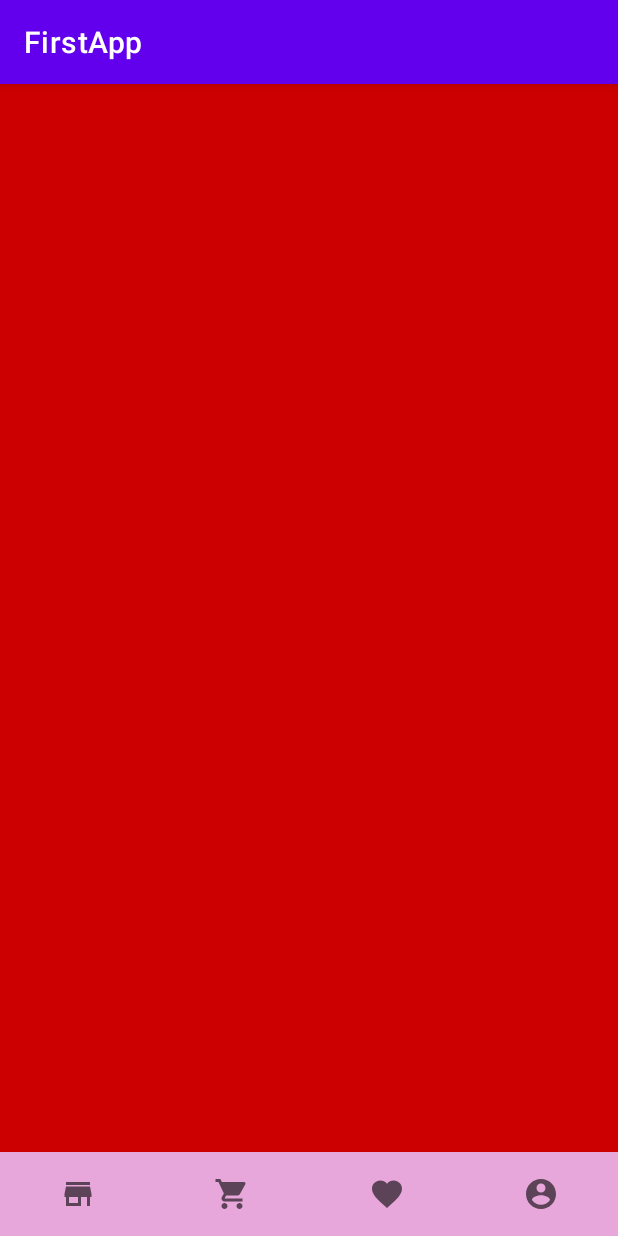
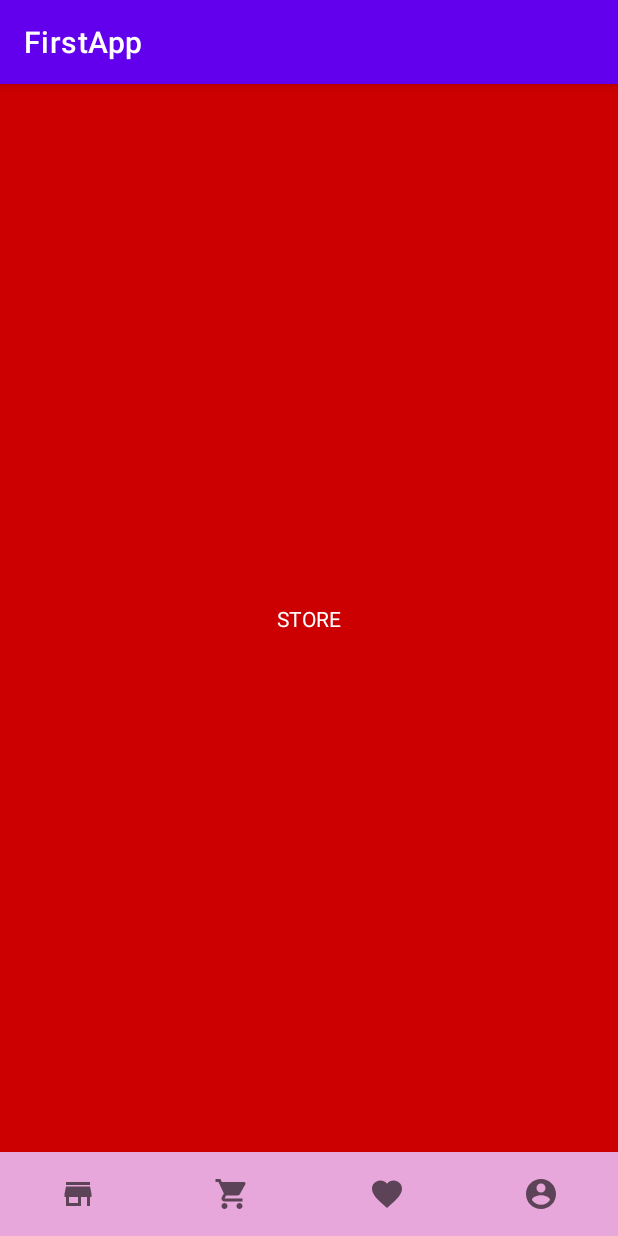
Before and after one commit to Elina-Kadyrova/ITIS_2021_Android, an Android app: the screen it shows after launch (MainActivity), on a phone screen of 412 x 824 dp. Run offline under Robolectric (Android 15) with nearby library versions, the phone set to English and light mode, and no system bars.

Commit message:
Fragments and backstack added.

```diff
--- a/app/src/main/java/com/itis/firstapp/FavoritesFragment.kt
+++ b/app/src/main/java/com/itis/firstapp/FavoritesFragment.kt
@@ -13,7 +13,6 @@ class FavoritesFragment: Fragment(R.layout.fragment_favorites) {
         inflater: LayoutInflater, container: ViewGroup?,
         savedInstanceState: Bundle?
     ): View? {
-        // Inflate the layout for this fragment
         return inflater.inflate(R.layout.fragment_favorites, container, false)
     }
 }
--- a/app/src/main/java/com/itis/firstapp/MainActivity.kt
+++ b/app/src/main/java/com/itis/firstapp/MainActivity.kt
@@ -5,25 +5,27 @@ import android.os.Bundle
 import androidx.fragment.app.Fragment
 import com.itis.firstapp.databinding.ActivityMainBinding
 
-class MainActivity : AppCompatActivity() {
+private const val TAG_STORE = "TAG_STORE"
+private const val TAG_CART = "TAG_CART"
+private const val TAG_ACCOUNT = "TAG_ACCOUNT"
+private const val TAG_FAVORITES = "TAG_FAVORITES"
 
-    private var binding: ActivityMainBinding? = null
+class MainActivity : AppCompatActivity(R.layout.activity_main) {
+
+    private lateinit var binding: ActivityMainBinding
 
     override fun onCreate(savedInstanceState: Bundle?) {
         super.onCreate(savedInstanceState)
-        setContentView(R.layout.activity_main)
+        binding = ActivityMainBinding.inflate(layoutInflater).also {
+            setContentView(it.root)
+        }
 
         supportFragmentManager.beginTransaction()
-            .add(R.id.fragment_container, StoreFragment())
-            .add(R.id.fragment_container, CartFragment())
-            .add(R.id.fragment_container, FavoritesFragment())
-            .add(R.id.fragment_container, AccountFragment())
-            .setCustomAnimations(R.animator.slide_in_left, R.animator.slide_in_right)
+            .add(R.id.fragment_container, StoreFragment(), TAG_STORE)
+            .setCustomAnimations(R.animator.enter_from_right, R.animator.exit_to_left, R.animator.enter_from_left, R.animator.exit_to_right)
             .commit()
 
-        supportFragmentManager.popBackStack() //вернемся на 1 шаг назад
-
-        binding?.run{
+        with(binding){
 
             ibStore.setOnClickListener{
                 replaceFragment(StoreFragment())
@@ -44,11 +46,8 @@ class MainActivity : AppCompatActivity() {
     private fun replaceFragment(fragment : Fragment){
         supportFragmentManager.beginTransaction()
             .replace(R.id.fragment_container, fragment)
+            .setCustomAnimations(R.animator.enter_from_right, R.animator.exit_to_left, R.animator.enter_from_left, R.animator.exit_to_right)
+            .addToBackStack(null)
             .commit()
     }
-
-    override fun onBackPressed() {
-        super.onBackPressed()
-        finish()
-    }
 }
--- /dev/null
+++ b/app/src/main/res/animator/enter_from_left.xml
@@ -0,0 +1,8 @@
+<?xml version="1.0" encoding="utf-8"?>
+<set xmlns:android="http://schemas.android.com/apk/res/android"
+    android:shareInterpolator="false">
+    <translate
+        android:fromXDelta="-100%p" android:toXDelta="0%"
+        android:fromYDelta="0%" android:toYDelta="0%"
+        android:duration="@android:integer/config_mediumAnimTime"/>
+</set>
--- /dev/null
+++ b/app/src/main/res/animator/enter_from_right.xml
@@ -0,0 +1,8 @@
+<?xml version="1.0" encoding="utf-8"?>
+<set xmlns:android="http://schemas.android.com/apk/res/android"
+    android:shareInterpolator="false">
+    <translate
+        android:fromXDelta="100%p" android:toXDelta="0%"
+        android:fromYDelta="0%" android:toYDelta="0%"
+        android:duration="@android:integer/config_mediumAnimTime" />
+</set>
--- /dev/null
+++ b/app/src/main/res/animator/exit_to_left.xml
@@ -0,0 +1,8 @@
+<?xml version="1.0" encoding="utf-8"?>
+<set xmlns:android="http://schemas.android.com/apk/res/android"
+    android:shareInterpolator="false">
+    <translate
+        android:fromXDelta="0%" android:toXDelta="-100%p"
+        android:fromYDelta="0%" android:toYDelta="0%"
+        android:duration="@android:integer/config_mediumAnimTime"/>
+</set>
--- /dev/null
+++ b/app/src/main/res/animator/exit_to_right.xml
@@ -0,0 +1,8 @@
+<?xml version="1.0" encoding="utf-8"?>
+<set xmlns:android="http://schemas.android.com/apk/res/android"
+    android:shareInterpolator="false">
+    <translate
+        android:fromXDelta="0%" android:toXDelta="100%p"
+        android:fromYDelta="0%" android:toYDelta="0%"
+        android:duration="@android:integer/config_mediumAnimTime" />
+</set>
--- a/app/src/main/res/layout/activity_main.xml
+++ b/app/src/main/res/layout/activity_main.xml
@@ -3,6 +3,7 @@
     xmlns:android="http://schemas.android.com/apk/res/android"
     xmlns:app="http://schemas.android.com/apk/res-auto"
     xmlns:tools="http://schemas.android.com/tools"
+    tools:context=".MainActivity"
     android:layout_width="match_parent"
     android:layout_height="match_parent"
     android:background="@color/pink_200">
@@ -12,37 +13,7 @@
         android:layout_width="match_parent"
         android:layout_height="match_parent"
         android:layout_marginBottom="56dp"
-        android:orientation="vertical"
-        tools:context=".MainActivity"/>
-
-    <FrameLayout
-        android:id="@+id/store"
-        android:layout_width="match_parent"
-        android:layout_height="match_parent"
-        android:layout_marginBottom="56dp"
-        android:background="@android:color/holo_red_dark"
-        app:layout_constraintTop_toTopOf="parent" />
-
-    <FrameLayout
-        android:id="@+id/cart"
-        android:layout_width="match_parent"
-        android:layout_height="match_parent"
-        android:layout_marginBottom="56dp"
-        tools:background="@android:color/holo_green_dark" />
-
-    <FrameLayout
-        android:id="@+id/favorites"
-        android:layout_width="match_parent"
-        android:layout_height="match_parent"
-        android:layout_marginBottom="56dp"
-        tools:background="@android:color/holo_blue_dark" />
-
-    <FrameLayout
-        android:id="@+id/account"
-        android:layout_width="match_parent"
-        android:layout_height="match_parent"
-        android:layout_marginBottom="56dp"
-        tools:background="@android:color/holo_orange_dark" />
+        android:orientation="vertical" />
 
     <ImageButton
         android:id="@+id/ib_store"
--- a/app/src/main/res/layout/fragment_account.xml
+++ b/app/src/main/res/layout/fragment_account.xml
@@ -3,9 +3,12 @@
     xmlns:app="http://schemas.android.com/apk/res-auto"
     android:layout_width="match_parent"
     android:layout_height="match_parent"
+    xmlns:tools="http://schemas.android.com/tools"
+    tools:context=".AccountFragment"
     android:background="@android:color/holo_orange_dark">
 
     <TextView
+        android:id="@+id/fragment_account"
         android:layout_width="wrap_content"
         android:layout_height="wrap_content"
         android:text="ACCOUNT"
--- a/app/src/main/res/layout/fragment_cart.xml
+++ b/app/src/main/res/layout/fragment_cart.xml
@@ -3,9 +3,12 @@
     xmlns:app="http://schemas.android.com/apk/res-auto"
     android:layout_width="match_parent"
     android:layout_height="match_parent"
+    xmlns:tools="http://schemas.android.com/tools"
+    tools:context=".CartFragment"
     android:background="@android:color/holo_green_dark">
 
     <TextView
+        android:id="@+id/fragment_cart"
         android:layout_width="wrap_content"
         android:layout_height="wrap_content"
         android:text="CART"
--- a/app/src/main/res/layout/fragment_favorites.xml
+++ b/app/src/main/res/layout/fragment_favorites.xml
@@ -1,11 +1,15 @@
 <?xml version="1.0" encoding="utf-8"?>
-<androidx.constraintlayout.widget.ConstraintLayout xmlns:android="http://schemas.android.com/apk/res/android"
+<androidx.constraintlayout.widget.ConstraintLayout
+    xmlns:android="http://schemas.android.com/apk/res/android"
     xmlns:app="http://schemas.android.com/apk/res-auto"
     android:layout_width="match_parent"
     android:layout_height="match_parent"
+    xmlns:tools="http://schemas.android.com/tools"
+    tools:context=".FavoritesFragment"
     android:background="@android:color/holo_blue_dark">
 
     <TextView
+        android:id="@+id/fragment_favorites"
         android:layout_width="wrap_content"
         android:layout_height="wrap_content"
         android:text="FAVORITES"
--- a/app/src/main/res/layout/fragment_store.xml
+++ b/app/src/main/res/layout/fragment_store.xml
@@ -4,9 +4,12 @@
     xmlns:app="http://schemas.android.com/apk/res-auto"
     android:layout_width="match_parent"
     android:layout_height="match_parent"
+    xmlns:tools="http://schemas.android.com/tools"
+    tools:context=".StoreFragment"
     android:background="@android:color/holo_red_dark">
 
     <TextView
+        android:id="@+id/fragment_store"
         android:layout_width="wrap_content"
         android:layout_height="wrap_content"
         android:text="STORE"
```
Also changed, not shown: app/src/main/java/com/itis/firstapp/AccountFragment.kt (+0 -17 lines), app/src/main/java/com/itis/firstapp/CartFragment.kt (+2 -25 lines), app/src/main/java/com/itis/firstapp/StoreFragment.kt (+0 -13 lines).
